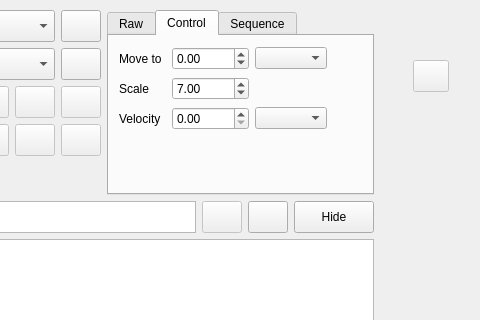
Before: the Qt Designer form laser_beam_measurements/widgets/motor_controller/stepper_motor_controller_widget.ui in d-molchanov/lbm, drawn with Qt 5; both pictures show x 177 to 657 and y 0 to 320 of the 1012 by 690 pixel window.
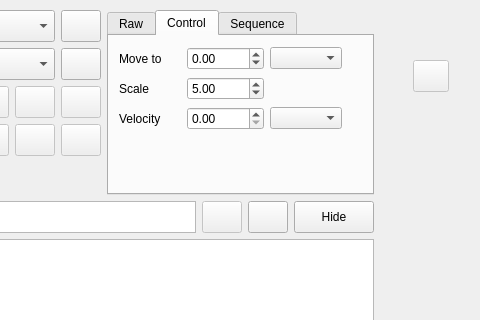
After: the same form once the commit is applied. The open tabs and pages were chosen to show the change.

```diff
--- a/laser_beam_measurements/widgets/motor_controller/stepper_motor_controller_widget.ui
+++ b/laser_beam_measurements/widgets/motor_controller/stepper_motor_controller_widget.ui
@@ -511,7 +511,7 @@
            <rect>
             <x>10</x>
             <y>10</y>
-            <width>208</width>
+            <width>223</width>
             <height>86</height>
            </rect>
           </property>
@@ -566,7 +566,7 @@
               <double>10000.000000000000000</double>
              </property>
              <property name="value">
-              <double>7.000000000000000</double>
+              <double>5.000000000000000</double>
              </property>
             </widget>
            </item>
```
Left out of the diff: 4 changed lines with no effect on the pictures.
